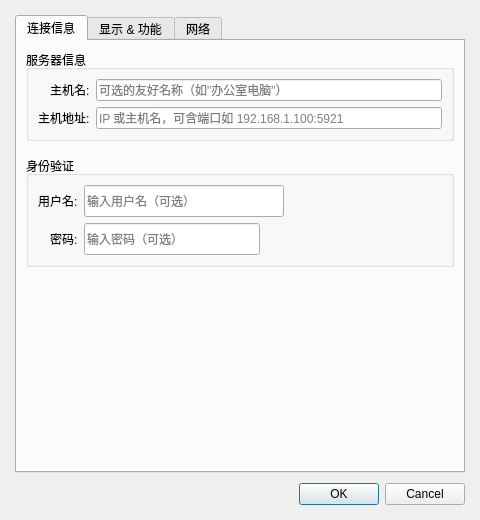
JiaYongChen/CrossRemoteDesktop, file src/ui/connectiondialog.ui: the form before one commit.
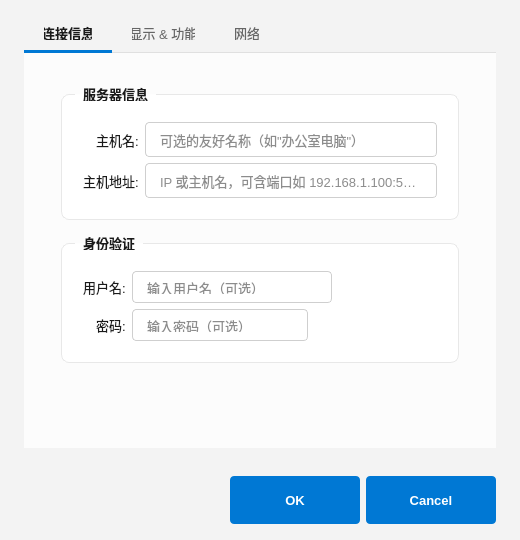
The form after the commit. Icons and pictures are not drawn.

Commit message:
ui: ConnectionDialog Fluent Design 现代化改造
- 窗口尺寸 480x520 → 520x540，添加 minimumSize 440x460
- 根布局 margin 归零，tabContainer 包裹 QTabWidget 提供内容区 padding
- 新增 ~340 行 Fluent Design 样式表：QTabWidget 底部指示条风格
- QGroupBox 白色圆角卡片、输入控件圆角 + focus 蓝色边框
- QCheckBox 传统方框（16x16，选中蓝色填充）、QSlider Fluent 线形
- 底部按钮（取消/连接）统一蓝色主按钮样式
- 移除 togglePasswordBtn 内联样式表（移至全局 #id 选择器）
- C++ 代码零改动

What changed in the file:
```diff
--- a/src/ui/connectiondialog.ui
+++ b/src/ui/connectiondialog.ui
@@ -2,18 +2,358 @@
 <ui version="4.0">
  <class>ConnectionDialog</class>
  <widget class="QDialog" name="ConnectionDialog">
-  <property name="geometry"><rect><x>0</x><y>0</y><width>480</width><height>520</height></rect></property>
+  <property name="geometry"><rect><x>0</x><y>0</y><width>520</width><height>540</height></rect></property>
   <property name="windowTitle"><string>远程桌面连接</string></property>
+  <property name="minimumSize">
+   <size>
+    <width>440</width>
+    <height>460</height>
+   </size>
+  </property>
   <property name="windowIcon"><iconset resource="../../resources/resources.qrc"><normaloff>:/icons/connect.svg</normaloff>:/icons/connect.svg</iconset></property>
+  <property name="styleSheet">
+   <string>/* ============================================================
+ * ConnectionDialog — Fluent Design (WinUI) 浅色主题
+ * ============================================================ */
+
+/* --- 窗口 --- */
+QDialog#ConnectionDialog {
+    background-color: #f3f3f3;
+    font-family: "Segoe UI Variable", "Segoe UI", "Microsoft YaHei", sans-serif;
+    font-size: 13px;
+    color: #1a1a1a;
+}
+
+/* --- 标签页容器（继承对话框背景） --- */
+QWidget#tabContainer {
+    background-color: transparent;
+}
+
+/* --- 标签页容器（标签栏区域背景） --- */
+QTabWidget {
+    background-color: transparent;
+}
+
+/* --- 标签页内容区 --- */
+QTabWidget::pane {
+    background-color: #fcfcfc;
+    border: none;
+    border-top: 1px solid #e0e0e0;
+    top: -1px;
+    padding: 24px 28px;
+}
+
+/* --- 标签栏 --- */
+QTabBar::tab {
+    background-color: transparent;
+    color: #666666;
+    padding: 10px 20px;
+    border: none;
+    border-bottom: 3px solid transparent;
+    font-size: 13px;
+    font-weight: 400;
+}
+
+QTabBar::tab:selected {
+    color: #1a1a1a;
+    font-weight: 600;
+    border-bottom: 3px solid #0078d4;
+}
+
+QTabBar::tab:hover:!selected {
+    color: #1a1a1a;
+}
+
+/* --- 分组框 → 白色卡片 --- */
+QGroupBox {
+    background-color: #ffffff;
+    border: 1px solid #e8e8e8;
+    border-radius: 8px;
+    margin-top: 8px;
+    padding: 18px 12px 12px 12px;
+    font-weight: 600;
+    font-size: 13px;
+    color: #1a1a1a;
+}
+
+QGroupBox::title {
+    subcontrol-origin: margin;
+    left: 14px;
+    padding: 0 6px 0 6px;
+    color: #1a1a1a;
+}
+
+/* --- 标签 --- */
+QLabel {
+    color: #1a1a1a;
+    font-weight: 400;
+    font-size: 13px;
+}
+
+/* --- 下拉框 --- */
+QComboBox {
+    border: 1px solid #cfcfcf;
+    border-radius: 4px;
+    padding: 5px 10px;
+    background-color: #ffffff;
+    color: #1a1a1a;
+    font-size: 13px;
+    font-family: "Segoe UI", sans-serif;
+}
+
+QComboBox:hover {
+    border-color: #999999;
+}
+
+QComboBox:focus {
+    border-color: #0078d4;
+}
+
+QComboBox::drop-down {
+    subcontrol-origin: padding;
+    subcontrol-position: top right;
+    width: 24px;
+    border: none;
+    border-top-right-radius: 4px;
+    border-bottom-right-radius: 4px;
+}
+
+QComboBox::down-arrow {
+    image: url(:/icons/dropdown-arrow.svg);
+    width: 12px;
+    height: 12px;
+    margin-right: 6px;
+}
+
+QComboBox QAbstractItemView {
+    border: 1px solid #cfcfcf;
+    border-radius: 4px;
+    background-color: #ffffff;
+    selection-background-color: rgba(0, 120, 212, 0.12);
+    selection-color: #1a1a1a;
+    outline: none;
+}
+
+/* --- 数字输入框 --- */
+QSpinBox {
+    border: 1px solid #cfcfcf;
+    border-radius: 4px;
+    padding: 8px 12px;
+    background-color: #ffffff;
+    color: #1a1a1a;
+    font-size: 13px;
+    font-family: "Segoe UI", sans-serif;
+}
+
+QSpinBox:hover {
+    border-color: #999999;
+}
+
+QSpinBox:focus {
+    border-color: #0078d4;
+}
+
+QSpinBox::up-button {
+    subcontrol-origin: border;
+    subcontrol-position: top right;
+    width: 20px;
+    border-left: 1px solid #cfcfcf;
+    border-bottom: 1px solid #cfcfcf;
+    border-top-right-radius: 4px;
+}
+
+QSpinBox::up-button:hover {
+    background-color: #e8e8e8;
+}
+
+QSpinBox::up-arrow {
+    image: url(:/icons/spin-up.svg);
+    width: 8px;
+    height: 8px;
+}
+
+QSpinBox::down-button {
+    subcontrol-origin: border;
+    subcontrol-position: bottom right;
+    width: 20px;
+    border-left: 1px solid #cfcfcf;
+    border-bottom-right-radius: 4px;
+}
+
+QSpinBox::down-button:hover {
+    background-color: #e8e8e8;
+}
+
+QSpinBox::down-arrow {
+    image: url(:/icons/spin-down.svg);
+    width: 8px;
+    height: 8px;
+}
+
+/* --- 文本框 --- */
+QLineEdit {
+    border: 1px solid #cfcfcf;
+    border-radius: 4px;
+    padding: 8px 12px;
+    background-color: #ffffff;
+    color: #1a1a1a;
+    font-size: 13px;
+    font-family: "Segoe UI", sans-serif;
+}
+
+QLineEdit:hover {
+    border-color: #999999;
+}
+
+QLineEdit:focus {
+    border-color: #0078d4;
+}
+
+/* --- 复选框（传统方框样式） --- */
+QCheckBox {
+    color: #1a1a1a;
+    font-size: 13px;
+    spacing: 8px;
+}
+
+QCheckBox::indicator {
+    width: 16px;
+    height: 16px;
+    border-radius: 3px;
+    background-color: #ffffff;
+    border: 2px solid #cccccc;
+}
+
+QCheckBox::indicator:checked {
+    background-color: #0078d4;
+    border-color: #0078d4;
+}
+
+QCheckBox::indicator:hover {
+    border-color: #999999;
+}
+
+QCheckBox::indicator:checked:hover {
+    background-color: #106ebe;
+    border-color: #106ebe;
+}
+
+/* --- 滑块（图像质量） --- */
+QSlider::groove:horizontal {
+    background-color: #e0e0e0;
+    height: 4px;
+    border-radius: 2px;
+}
+
+QSlider::sub-page:horizontal {
+    background-color: #0078d4;
+    height: 4px;
+    border-radius: 2px;
+}
+
+QSlider::handle:horizontal {
+    background-color: #ffffff;
+    border: 2px solid #0078d4;
+    width: 16px;
+    height: 16px;
+    margin: -6px 0;
+    border-radius: 8px;
+}
+
+QSlider::handle:horizontal:hover {
+    background-color: #f0f0f0;
+    border-color: #106ebe;
+}
+
+/* --- 底部按钮栏（对话框按钮） --- */
+QDialogButtonBox QPushButton {
+    background-color: #0078d4;
+    color: #ffffff;
+    border: none;
+    border-radius: 4px;
+    padding: 8px 20px;
+    font-size: 13px;
+    font-weight: 500;
+    min-width: 90px;
+    min-height: 32px;
+}
+
+QDialogButtonBox QPushButton:hover {
+    background-color: #106ebe;
+}
+
+QDialogButtonBox QPushButton:pressed {
+    background-color: #005a9e;
+}
+
+/* --- 密码切换按钮 --- */
+QPushButton#togglePasswordBtn {
+    background-color: transparent;
+    border: none;
+    width: 14px;
+    height: 14px;
+    min-width: 14px;
+    max-width: 14px;
+    min-height: 14px;
+    max-height: 14px;
+    padding: 0;
+}
+
+QPushButton#togglePasswordBtn:hover {
+    background-color: transparent;
+}
+
+/* --- 滚动条 --- */
+QScrollBar:vertical {
+    width: 6px;
+    background-color: transparent;
+    margin: 0;
+}
+
+QScrollBar::handle:vertical {
+    background-color: #c0c0c0;
+    border-radius: 3px;
+    min-height: 30px;
+}
+
+QScrollBar::handle:vertical:hover {
+    background-color: #a0a0a0;
+}
+
+QScrollBar::add-line:vertical,
+QScrollBar::sub-line:vertical {
+    height: 0px;
+}
+
+QScrollBar::add-page:vertical,
+QScrollBar::sub-page:vertical {
+    background-color: transparent;
+}
+
+/* --- 标签页内 QWidget 透底 --- */
+QWidget#connectionTab,
+QWidget#optionsTab,
+QWidget#advancedTab {
+    background-color: transparent;
+}</string>
+  </property>
   <property name="modal"><bool>true</bool></property>
   <layout class="QVBoxLayout" name="verticalLayout">
-   <property name="spacing"><number>10</number></property>
-   <property name="leftMargin"><number>15</number></property>
-   <property name="topMargin"><number>15</number></property>
-   <property name="rightMargin"><number>15</number></property>
-   <property name="bottomMargin"><number>15</number></property>
+   <property name="spacing"><number>0</number></property>
+   <property name="leftMargin"><number>0</number></property>
+   <property name="topMargin"><number>0</number></property>
+   <property name="rightMargin"><number>0</number></property>
+   <property name="bottomMargin"><number>0</number></property>
    <item>
-    <widget class="QTabWidget" name="tabWidget">
+    <widget class="QWidget" name="tabContainer">
+     <layout class="QVBoxLayout" name="tabContainerLayout">
+      <property name="spacing"><number>0</number></property>
+      <property name="leftMargin"><number>24</number></property>
+      <property name="topMargin"><number>16</number></property>
+      <property name="rightMargin"><number>24</number></property>
+      <property name="bottomMargin"><number>16</number></property>
+      <item>
+       <widget class="QTabWidget" name="tabWidget">
      <property name="currentIndex"><number>0</number></property>
      <widget class="QWidget" name="connectionTab">
       <attribute name="title"><string>连接信息</string></attribute>
@@ -42,7 +382,7 @@
            <layout class="QHBoxLayout" name="passwordLayout">
             <item><widget class="QLineEdit" name="passwordLineEdit"><property name="minimumSize"><size><width>0</width><height>32</height></size></property><property name="maximumSize"><size><width>176</width><height>32</height></size></property><property name="echoMode"><enum>QLineEdit::Password</enum></property><property name="placeholderText"><string>输入密码（可选）</string></property></widget></item>
             <item><spacer name="passwordSpacing"><property name="orientation"><enum>Qt::Horizontal</enum></property><property name="sizeType"><enum>QSizePolicy::Fixed</enum></property><property name="sizeHint" stdset="0"><size><width>0</width><height>0</height></size></property></spacer></item>
-            <item><widget class="QPushButton" name="togglePasswordBtn"><property name="sizePolicy"><sizepolicy hsizetype="Fixed" vsizetype="Fixed"><horstretch>0</horstretch><verstretch>0</verstretch></sizepolicy></property><property name="fixedWidth"><number>14</number></property><property name="fixedHeight"><number>14</number></property><property name="toolTip"><string>显示/隐藏密码</string></property><property name="styleSheet"><string>QPushButton#togglePasswordBtn { background-color: transparent; border: none; padding: 0; min-width: 14px; max-width: 14px; min-height: 14px; max-height: 14px; } QPushButton#togglePasswordBtn:hover { background-color: transparent; }</string></property></widget></item>
+            <item><widget class="QPushButton" name="togglePasswordBtn"><property name="sizePolicy"><sizepolicy hsizetype="Fixed" vsizetype="Fixed"><horstretch>0</horstretch><verstretch>0</verstretch></sizepolicy></property><property name="fixedWidth"><number>14</number></property><property name="fixedHeight"><number>14</number></property><property name="toolTip"><string>显示/隐藏密码</string></property></widget></item>
            </layout>
           </item>
          </layout>
@@ -112,10 +452,18 @@
        <item><spacer name="advancedSpacer"><property name="orientation"><enum>Qt::Vertical</enum></property><property name="sizeHint" stdset="0"><size><width>20</width><height>40</height></size></property></spacer></item>
       </layout>
      </widget>
+       </widget>
+      </item>
+     </layout>
     </widget>
    </item>
    <item>
     <layout class="QHBoxLayout" name="buttonLayout">
+     <property name="spacing"><number>8</number></property>
+     <property name="leftMargin"><number>24</number></property>
+     <property name="topMargin"><number>12</number></property>
+     <property name="rightMargin"><number>24</number></property>
+     <property name="bottomMargin"><number>16</number></property>
      <item><spacer name="buttonSpacer"><property name="orientation"><enum>Qt::Horizontal</enum></property><property name="sizeHint" stdset="0"><size><width>40</width><height>20</height></size></property></spacer></item>
      <item><widget class="QDialogButtonBox" name="buttonBox"><property name="orientation"><enum>Qt::Horizontal</enum></property><property name="standardButtons"><set>QDialogButtonBox::Cancel|QDialogButtonBox::Ok</set></property></widget></item>
     </layout>
```
Left out of the diff: 1 changed line with no effect on the pictures.
